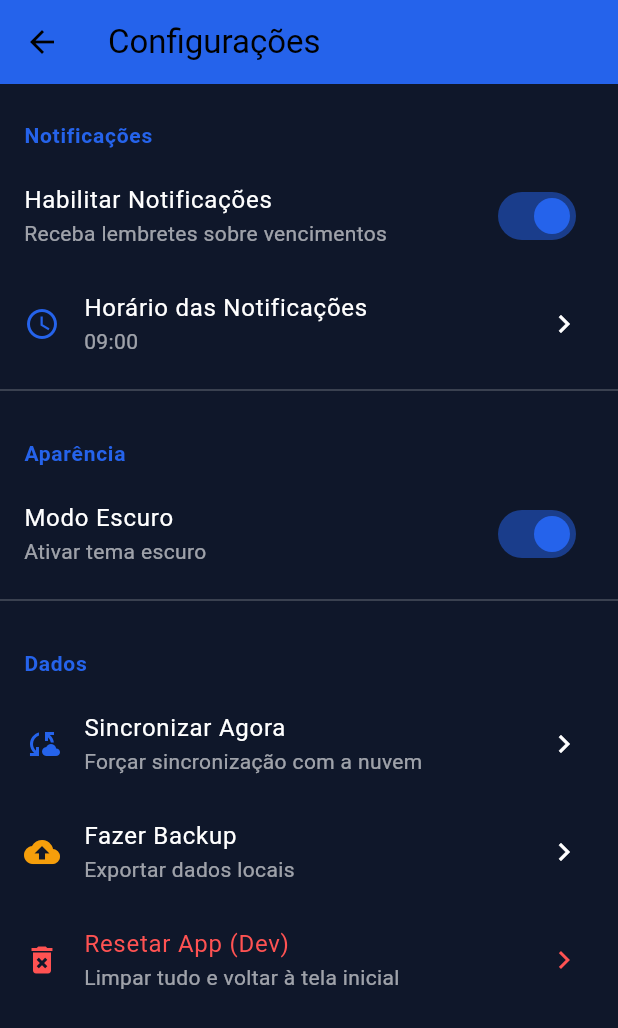
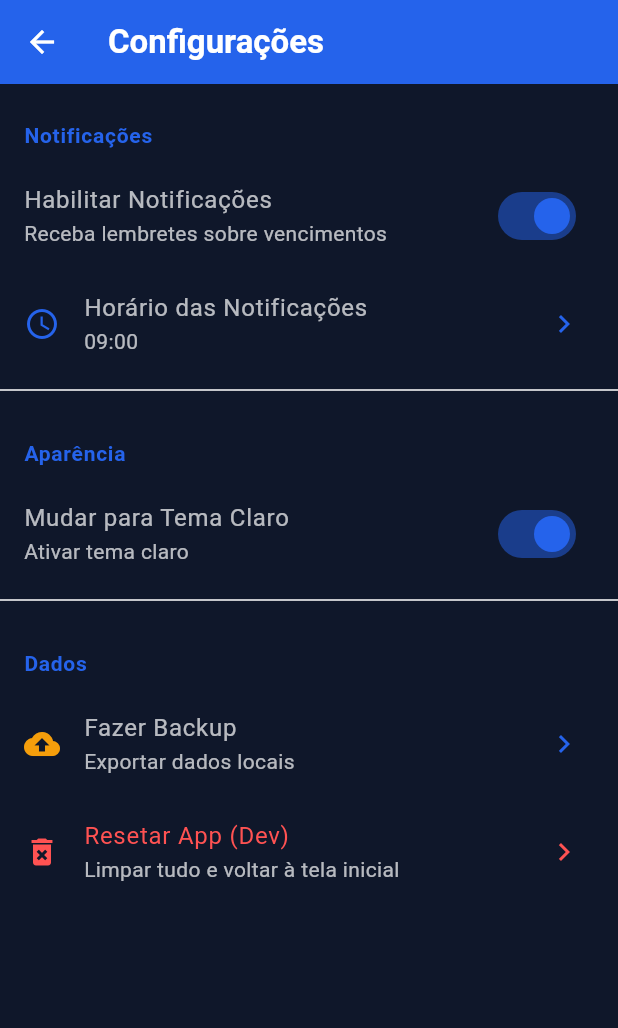
Before and after one commit to rondijr/lembra-vencimentos, a Flutter app: the SettingsPage screen opened by its route, on a phone screen of 412 x 824 dp. Shown: the top 1028 px of the screen. Run offline on Flutter 3.47's test engine with Material 3 defaults, Android fonts, the light colour scheme and no system bars; our stand-ins replace flutter_local_notifications, image_picker, shared_preferences, supabase_flutter, timezone; accounts and stored records are empty.

Commit message:
feat: temas claro/escuro e melhorias Supabase

```diff
--- a/lib/core/services/storage_service.dart
+++ b/lib/core/services/storage_service.dart
@@ -46,4 +46,9 @@ class StorageService {
     final prefs = await SharedPreferences.getInstance();
     await prefs.remove(key);
   }
+
+  Future<void> clear() async {
+    final prefs = await SharedPreferences.getInstance();
+    await prefs.clear();
+  }
 }
--- a/lib/features/deadlines/presentation/pages/settings_page.dart
+++ b/lib/features/deadlines/presentation/pages/settings_page.dart
@@ -1,6 +1,7 @@
 import 'package:flutter/material.dart';
+import 'package:provider/provider.dart';
 import 'package:shared_preferences/shared_preferences.dart';
-import '../../../../core/utils/app_colors.dart';
+import '../../../../core/utils/theme_provider.dart';
 
 class SettingsPage extends StatefulWidget {
   const SettingsPage({super.key});
@@ -11,7 +12,6 @@ class SettingsPage extends StatefulWidget {
 
 class _SettingsPageState extends State<SettingsPage> {
   bool _notificationsEnabled = true;
-  bool _darkMode = true;
   String _notificationTime = '09:00';
 
   @override
@@ -24,7 +24,6 @@ class _SettingsPageState extends State<SettingsPage> {
     final prefs = await SharedPreferences.getInstance();
     setState(() {
       _notificationsEnabled = prefs.getBool('notifications_enabled') ?? true;
-      _darkMode = prefs.getBool('dark_mode') ?? true;
       _notificationTime = prefs.getString('notification_time') ?? '09:00';
     });
   }
@@ -32,48 +31,48 @@ class _SettingsPageState extends State<SettingsPage> {
   Future<void> _saveSettings() async {
     final prefs = await SharedPreferences.getInstance();
     await prefs.setBool('notifications_enabled', _notificationsEnabled);
-    await prefs.setBool('dark_mode', _darkMode);
     await prefs.setString('notification_time', _notificationTime);
   }
 
   @override
   Widget build(BuildContext context) {
+    final themeProvider = Provider.of<ThemeProvider>(context);
+    final theme = Theme.of(context);
+
     return Scaffold(
-      backgroundColor: AppColors.slate,
       appBar: AppBar(
         title: const Text('Configurações'),
-        backgroundColor: AppColors.blue,
       ),
       body: ListView(
         children: [
-          _buildSection('Notificações'),
+          _buildSection(context, 'Notificações'),
           SwitchListTile(
-            title: const Text(
+            title: Text(
               'Habilitar Notificações',
-              style: TextStyle(color: AppColors.onSlate),
+              style: theme.textTheme.bodyLarge,
             ),
             subtitle: Text(
               'Receba lembretes sobre vencimentos',
-              style: TextStyle(color: AppColors.onSlate.withOpacity(0.6)),
+              style: theme.textTheme.bodyMedium,
             ),
             value: _notificationsEnabled,
-            activeColor: AppColors.blue,
+            activeColor: theme.colorScheme.primary,
             onChanged: (value) {
               setState(() => _notificationsEnabled = value);
               _saveSettings();
             },
           ),
           ListTile(
-            leading: const Icon(Icons.access_time, color: AppColors.blue),
-            title: const Text(
+            leading: Icon(Icons.access_time, color: theme.colorScheme.primary),
+            title: Text(
               'Horário das Notificações',
-              style: TextStyle(color: AppColors.onSlate),
+              style: theme.textTheme.bodyLarge,
             ),
             subtitle: Text(
               _notificationTime,
-              style: TextStyle(color: AppColors.onSlate.withOpacity(0.6)),
+              style: theme.textTheme.bodyMedium,
             ),
-            trailing: const Icon(Icons.chevron_right, color: AppColors.onSlate),
+            trailing: Icon(Icons.chevron_right, color: theme.iconTheme.color),
             onTap: () async {
               final time = await showTimePicker(
                 context: context,
@@ -90,68 +89,47 @@ class _SettingsPageState extends State<SettingsPage> {
               }
             },
           ),
-          const Divider(color: Colors.white24),
-          _buildSection('Aparência'),
+          Divider(color: theme.dividerColor),
+          _buildSection(context, 'Aparência'),
           SwitchListTile(
-            title: const Text(
-              'Modo Escuro',
-              style: TextStyle(color: AppColors.onSlate),
+            title: Text(
+              themeProvider.isDarkMode ? 'Mudar para Tema Claro' : 'Mudar para Tema Escuro',
+              style: theme.textTheme.bodyLarge,
             ),
             subtitle: Text(
-              'Ativar tema escuro',
-              style: TextStyle(color: AppColors.onSlate.withOpacity(0.6)),
+              themeProvider.isDarkMode ? 'Ativar tema claro' : 'Ativar tema escuro',
+              style: theme.textTheme.bodyMedium,
             ),
-            value: _darkMode,
-            activeColor: AppColors.blue,
+            value: themeProvider.isDarkMode,
+            activeColor: theme.colorScheme.primary,
             onChanged: (value) {
-              setState(() => _darkMode = value);
-              _saveSettings();
+              themeProvider.toggleTheme();
               ScaffoldMessenger.of(context).showSnackBar(
-                const SnackBar(
-                  content: Text('Reinicie o app para aplicar o tema'),
-                  backgroundColor: AppColors.blue,
+                SnackBar(
+                  content: Text('Tema ${value ? "escuro" : "claro"} ativado'),
+                  backgroundColor: theme.colorScheme.primary,
                 ),
               );
             },
           ),
-          const Divider(color: Colors.white24),
-          _buildSection('Dados'),
+          Divider(color: theme.dividerColor),
+          _buildSection(context, 'Dados'),
           ListTile(
-            leading: const Icon(Icons.cloud_sync, color: AppColors.blue),
-            title: const Text(
-              'Sincronizar Agora',
-              style: TextStyle(color: AppColors.onSlate),
-            ),
-            subtitle: Text(
-              'Forçar sincronização com a nuvem',
-              style: TextStyle(color: AppColors.onSlate.withOpacity(0.6)),
-            ),
-            trailing: const Icon(Icons.chevron_right, color: AppColors.onSlate),
-            onTap: () {
-              ScaffoldMessenger.of(context).showSnackBar(
-                const SnackBar(
-                  content: Text('Sincronização iniciada...'),
-                  backgroundColor: AppColors.blue,
-                ),
-              );
-            },
-          ),
-          ListTile(
-            leading: const Icon(Icons.backup, color: AppColors.amber),
-            title: const Text(
+            leading: Icon(Icons.backup, color: theme.colorScheme.secondary),
+            title: Text(
               'Fazer Backup',
-              style: TextStyle(color: AppColors.onSlate),
+              style: theme.textTheme.bodyLarge,
             ),
             subtitle: Text(
               'Exportar dados locais',
-              style: TextStyle(color: AppColors.onSlate.withOpacity(0.6)),
+              style: theme.textTheme.bodyMedium,
             ),
-            trailing: const Icon(Icons.chevron_right, color: AppColors.onSlate),
+            trailing: Icon(Icons.chevron_right, color: theme.iconTheme.color),
             onTap: () {
               ScaffoldMessenger.of(context).showSnackBar(
-                const SnackBar(
-                  content: Text('Recurso em desenvolvimento'),
-                  backgroundColor: AppColors.amber,
+                SnackBar(
+                  content: const Text('Recurso em desenvolvimento'),
+                  backgroundColor: theme.colorScheme.secondary,
                 ),
               );
             },
@@ -164,7 +142,7 @@ class _SettingsPageState extends State<SettingsPage> {
             ),
             subtitle: Text(
               'Limpar tudo e voltar à tela inicial',
-              style: TextStyle(color: AppColors.onSlate.withOpacity(0.6)),
+              style: theme.textTheme.bodyMedium,
             ),
             trailing: const Icon(Icons.chevron_right, color: Colors.redAccent),
             onTap: () {
@@ -176,15 +154,16 @@ class _SettingsPageState extends State<SettingsPage> {
     );
   }
 
-  Widget _buildSection(String title) {
+  Widget _buildSection(BuildContext context, String title) {
+    final theme = Theme.of(context);
     return Padding(
       padding: const EdgeInsets.fromLTRB(16, 24, 16, 8),
       child: Text(
         title,
-        style: const TextStyle(
+        style: TextStyle(
           fontSize: 14,
           fontWeight: FontWeight.bold,
-          color: AppColors.blue,
+          color: theme.colorScheme.primary,
           letterSpacing: 0.5,
         ),
       ),
--- a/lib/features/onboarding/presentation/pages/create_user_page.dart
+++ b/lib/features/onboarding/presentation/pages/create_user_page.dart
@@ -1,4 +1,5 @@
 import 'package:flutter/material.dart';
+import 'package:flutter/services.dart';
 import 'package:uuid/uuid.dart';
 import '../../../../core/domain/entities/user.dart';
 import '../../../../core/services/user_service.dart';
@@ -179,6 +180,9 @@ class _CreateUserPageState extends State<CreateUserPage> {
                     controller: _ageController,
                     style: const TextStyle(color: Colors.white, fontSize: 16),
                     keyboardType: TextInputType.number,
+                    inputFormatters: [
+                      FilteringTextInputFormatter.digitsOnly,
+                    ],
                     decoration: const InputDecoration(
                       labelText: 'Idade',
                       labelStyle: TextStyle(color: AppColors.onSlate),
--- a/pubspec.yaml
+++ b/pubspec.yaml
@@ -17,6 +17,7 @@ dependencies:
   uuid: ^4.5.1
   supabase_flutter: ^2.5.1
   image_picker: ^1.0.7
+  provider: ^6.1.1
 
 dev_dependencies:
   flutter_test:
```
Also changed, not shown: lib/core/services/notification_service.dart (+29 -1 lines), lib/core/utils/theme_provider.dart (added, +119 -0 lines), lib/features/deadlines/presentation/pages/home_screen.dart (+34 -2 lines), lib/features/deadlines/presentation/widgets/app_drawer.dart (+11 -10 lines), lib/main.dart (+15 -10 lines), pubspec.lock, 1 other file.
